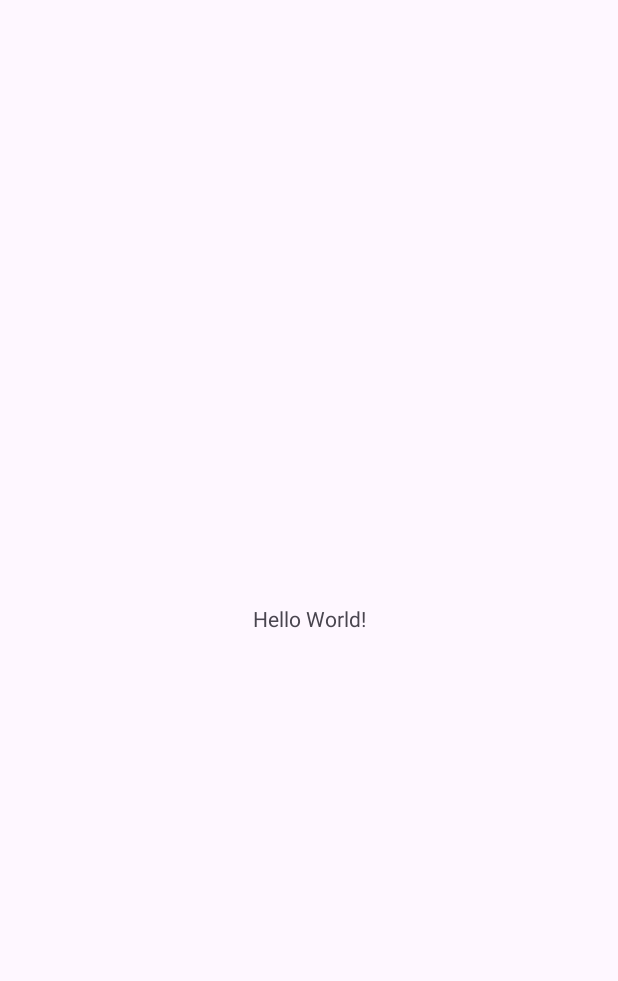
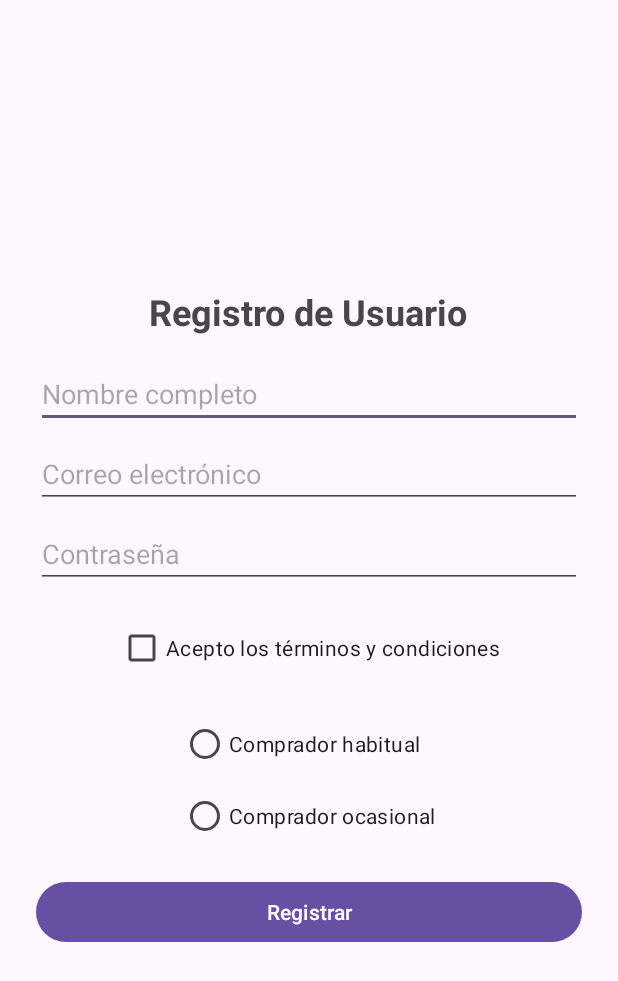
Before and after one commit to AsahelMain/PDM-2025, an Android app: the screen it shows after launch (MainActivity), on a phone screen of 412 x 824 dp. Before the commit the part shown is almost empty. Shown: the top 981 px of the screen. Run offline under Robolectric (Android 15) with nearby library versions, the phone set to English and light mode, and no system bars.

Commit message:
Agrega vistas

```diff
--- a/Tarea02/app/src/main/java/com/example/tarea02/MainActivity.java
+++ b/Tarea02/app/src/main/java/com/example/tarea02/MainActivity.java
@@ -14,11 +14,6 @@ public class MainActivity extends AppCompatActivity {
     protected void onCreate(Bundle savedInstanceState) {
         super.onCreate(savedInstanceState);
         EdgeToEdge.enable(this);
-        setContentView(R.layout.activity_main);
-        ViewCompat.setOnApplyWindowInsetsListener(findViewById(R.id.main), (v, insets) -> {
-            Insets systemBars = insets.getInsets(WindowInsetsCompat.Type.systemBars());
-            v.setPadding(systemBars.left, systemBars.top, systemBars.right, systemBars.bottom);
-            return insets;
-        });
+        setContentView(R.layout.registro);
     }
 }
--- /dev/null
+++ b/Tarea02/app/src/main/res/layout-land/registro.xml
@@ -0,0 +1,111 @@
+<?xml version="1.0" encoding="utf-8"?>
+<ScrollView
+    xmlns:android="http://schemas.android.com/apk/res/android"
+    xmlns:tools="http://schemas.android.com/tools"
+    android:id="@+id/main_scroll"
+    android:layout_width="match_parent"
+    android:layout_height="match_parent"
+    android:fillViewport="true"
+    tools:context=".RegistroActivity">
+
+    <LinearLayout
+        android:layout_width="match_parent"
+        android:layout_height="wrap_content"
+        android:orientation="vertical"
+        android:padding="16dp"
+        android:gravity="center_horizontal">
+
+        <TextView
+            android:id="@+id/tituloRegistro"
+            android:layout_width="wrap_content"
+            android:layout_height="wrap_content"
+            android:text="Registro de Usuario"
+            android:textSize="24sp"
+            android:textStyle="bold"
+            android:layout_marginBottom="16dp"
+            android:gravity="center" />
+
+        <LinearLayout
+            android:layout_width="match_parent"
+            android:layout_height="wrap_content"
+            android:orientation="horizontal"
+            android:gravity="center">
+
+            <LinearLayout
+                android:layout_width="0dp"
+                android:layout_height="wrap_content"
+                android:layout_weight="1"
+                android:orientation="vertical"
+                android:padding="8dp">
+
+                <EditText
+                    android:id="@+id/usuario"
+                    android:layout_width="match_parent"
+                    android:layout_height="wrap_content"
+                    android:hint="Nombre completo"
+                    android:inputType="textPersonName"
+                    android:layout_marginBottom="8dp" />
+
+                <EditText
+                    android:id="@+id/correo"
+                    android:layout_width="match_parent"
+                    android:layout_height="wrap_content"
+                    android:hint="Correo electrónico"
+                    android:inputType="textEmailAddress"
+                    android:layout_marginBottom="8dp" />
+
+                <EditText
+                    android:id="@+id/contrasenaUsuario"
+                    android:layout_width="match_parent"
+                    android:layout_height="wrap_content"
+                    android:hint="Contraseña"
+                    android:inputType="textPassword"
+                    android:layout_marginBottom="16dp" />
+
+            </LinearLayout>
+
+            <LinearLayout
+                android:layout_width="0dp"
+                android:layout_height="wrap_content"
+                android:layout_weight="1"
+                android:orientation="vertical"
+                android:padding="8dp">
+
+                <RadioGroup
+                    android:id="@+id/grupoPerfil"
+                    android:layout_width="wrap_content"
+                    android:layout_height="wrap_content"
+                    android:layout_marginBottom="16dp">
+
+                </RadioGroup>
+
+                <RadioButton
+                    android:id="@+id/compradorOcasional"
+                    android:layout_width="wrap_content"
+                    android:layout_height="wrap_content"
+                    android:text="Comprador ocasional" />
+
+                <RadioButton
+                    android:id="@+id/compradorHabitual"
+                    android:layout_width="wrap_content"
+                    android:layout_height="wrap_content"
+                    android:text="Comprador habitual" />
+
+                <CheckBox
+                    android:id="@+id/aceptarTerminos"
+                    android:layout_width="wrap_content"
+                    android:layout_height="wrap_content"
+                    android:layout_marginBottom="16dp"
+                    android:text="Acepto los términos y condiciones" />
+
+            </LinearLayout>
+
+        </LinearLayout>
+
+        <Button
+            android:id="@+id/btnRegistrar"
+            android:layout_width="236dp"
+            android:layout_height="wrap_content"
+            android:text="Registrar" />
+    </LinearLayout>
+</ScrollView>
--- /dev/null
+++ b/Tarea02/app/src/main/res/layout/registro.xml
@@ -0,0 +1,77 @@
+<?xml version="1.0" encoding="utf-8"?>
+<LinearLayout xmlns:android="http://schemas.android.com/apk/res/android"
+    xmlns:tools="http://schemas.android.com/tools"
+    android:layout_width="match_parent"
+    android:layout_height="match_parent"
+    android:orientation="vertical"
+    android:padding="24dp"
+    android:gravity="center"
+    tools:context=".RegistroActivity">
+
+    <TextView
+        android:id="@+id/tituloRegistro"
+        android:layout_width="wrap_content"
+        android:layout_height="wrap_content"
+        android:text="Registro de Usuario"
+        android:textSize="24sp"
+        android:textStyle="bold"
+        android:gravity="center"
+        android:layout_gravity="center_horizontal"
+        android:layout_marginBottom="16dp"/>
+
+    <EditText
+        android:id="@+id/usuario"
+        android:layout_width="match_parent"
+        android:layout_height="wrap_content"
+        android:hint="Nombre completo"
+        android:inputType="textPersonName"
+        android:layout_marginBottom="8dp"/>
+
+    <EditText
+        android:id="@+id/correo"
+        android:layout_width="match_parent"
+        android:layout_height="wrap_content"
+        android:hint="Correo electrónico"
+        android:inputType="textEmailAddress"
+        android:layout_marginBottom="8dp"/>
+
+    <EditText
+        android:id="@+id/contrasenaUsuario"
+        android:layout_width="match_parent"
+        android:layout_height="wrap_content"
+        android:hint="Contraseña"
+        android:inputType="textPassword"
+        android:layout_marginBottom="16dp"/>
+
+    <CheckBox
+        android:id="@+id/aceptarTerminos"
+        android:layout_width="wrap_content"
+        android:layout_height="wrap_content"
+        android:text="Acepto los términos y condiciones"
+        android:layout_marginBottom="16dp"/>
+
+    <RadioGroup
+        android:id="@+id/grupoPerfil"
+        android:layout_width="wrap_content"
+        android:layout_height="wrap_content"
+        android:layout_marginBottom="16dp">
+
+        <RadioButton
+            android:id="@+id/compradorHabitual"
+            android:layout_width="wrap_content"
+            android:layout_height="wrap_content"
+            android:text="Comprador habitual"/>
+
+        <RadioButton
+            android:id="@+id/compradorOcasional"
+            android:layout_width="wrap_content"
+            android:layout_height="wrap_content"
+            android:text="Comprador ocasional"/>
+    </RadioGroup>
+
+    <Button
+        android:id="@+id/btnRegistrar"
+        android:layout_width="match_parent"
+        android:layout_height="wrap_content"
+        android:text="Registrar"/>
+</LinearLayout>
```
